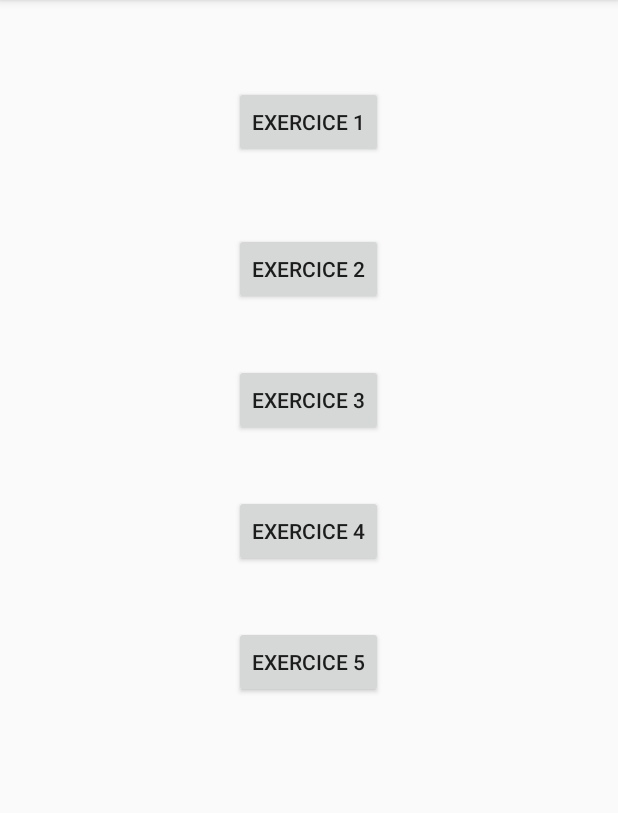
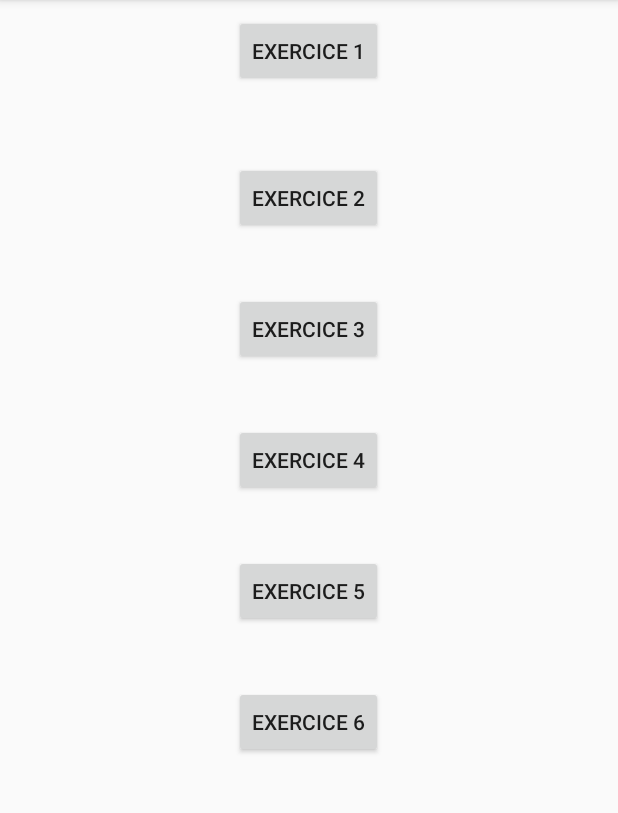
Before and after one commit to mordohaw/SensorApp, an Android app: the screen it shows after launch (MenuActivity), on a phone screen of 412 x 824 dp, the part 84-897 px from its top. Run offline under Robolectric (Android 15) with nearby library versions, the phone set to English and light mode, and no system bars.

Commit message:
finish TP

```diff
--- a/app/src/main/res/layout/activity_menu.xml
+++ b/app/src/main/res/layout/activity_menu.xml
@@ -13,7 +13,7 @@
         android:layout_height="wrap_content"
         android:layout_alignParentTop="true"
         android:layout_centerHorizontal="true"
-        android:layout_marginTop="57dp"
+        android:layout_marginTop="10dp"
         android:text="Exercice 1" />
 
     <Button
@@ -55,4 +55,14 @@
         android:layout_below="@+id/button4"
         android:layout_marginTop="39dp"
         android:text="Exercice 5" />
+
+    <Button
+        android:id="@+id/button6"
+        android:onClick="goToProximityActivity"
+        android:layout_width="wrap_content"
+        android:layout_height="wrap_content"
+        android:layout_alignStart="@+id/button2"
+        android:layout_below="@+id/button5"
+        android:layout_marginTop="39dp"
+        android:text="Exercice 6" />
 </RelativeLayout>
```
Also changed, not shown: app/src/main/AndroidManifest.xml (+6 -7 lines), app/src/main/java/williammordohay/sensorapp/MenuActivity.java (+9 -0 lines), app/src/main/java/williammordohay/sensorapp/ProximityActivity.java (added, +61 -0 lines), app/src/main/res/layout/activity_proximity.xml (added, +16 -0 lines), app/src/main/res/drawable/detect_ok.png (added), app/src/main/res/drawable/no_detection.png (added).
